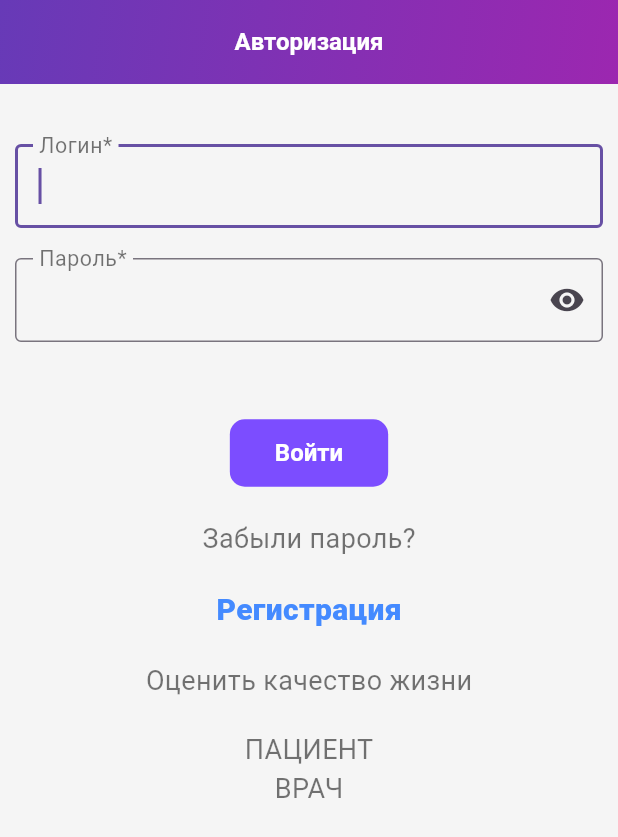
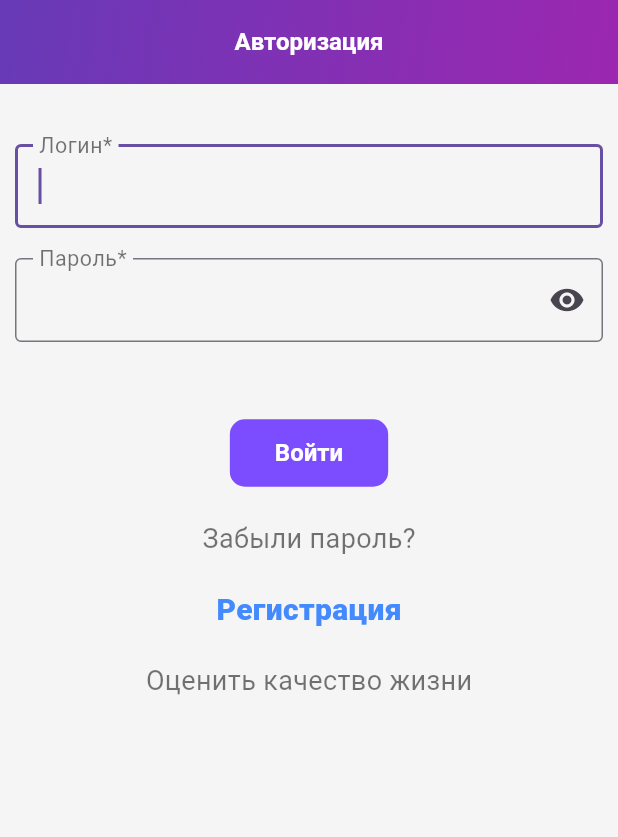
Before and after one commit to AdilovaAngara/flutter_artrit, a Flutter app: the PageLogin screen opened by its route, on a phone screen of 412 x 824 dp. Shown: the top 837 px of the screen. Run offline on Flutter 3.47's test engine with Material 3 defaults, Android fonts, the light colour scheme and no system bars; our stand-ins replace audioplayers, auto_size_text, file_picker, flutter_secure_storage, flutter_svg, font_awesome_flutter and 6 more; missing offline and left inert: charset_converter, flutter_exif_rotation, flutter_pdfview, media_store_plus; accounts and stored records are empty; Roboto replaces fonts that are missing (Arial).

Commit message:
Обновление

```diff
--- a/codemagic.yaml
+++ b/codemagic.yaml
@@ -1,4 +1,4 @@
-version: 1.0.4+2  # Увеличиваем номер сборки
+version: 1.0.4+3  # Увеличиваем номер сборки
 workflows:
   ios-release:
     name: iOS Release Build
--- a/lib/pages/page_login.dart
+++ b/lib/pages/page_login.dart
@@ -274,48 +274,48 @@ class PageLoginState extends State<PageLogin> {
                         ),
                       ),
                       SizedBox(height: 20),
-                      InkWell(
-                        onTap: () {
-                          setState(() {
-                            _login = 'piepim@mail.ru';
-                            _password = '00112299p-';
-                            // _login = 'fortest2@nitrosdata.com';
-                            // _password = 'aSc47wCU';
-                            _keys[Enum.login]!.currentState?.didChange(_login);
-                            _keys[Enum.password]!
-                                .currentState
-                                ?.didChange(_password);
-                          });
-                        },
-                        child: Text(
-                          'ПАЦИЕНТ',
-                          style: TextStyle(
-                            fontSize: 18,
-                            color: Colors.black54, // Цвет текста
-                            decoration: TextDecoration.none,
-                          ),
-                        ),
-                      ),
-                      InkWell(
-                        onTap: () {
-                          setState(() {
-                            _login = 'angara.pie@mail.ru';
-                            _password = '123456';
-                            _keys[Enum.login]!.currentState?.didChange(_login);
-                            _keys[Enum.password]!
-                                .currentState
-                                ?.didChange(_password);
-                          });
-                        },
-                        child: Text(
-                          'ВРАЧ',
-                          style: TextStyle(
-                            fontSize: 18,
-                            color: Colors.black54, // Цвет текста
-                            decoration: TextDecoration.none,
-                          ),
-                        ),
-                      ),
+                      // InkWell(
+                      //   onTap: () {
+                      //     setState(() {
+                      //       _login = 'piepim@mail.ru';
+                      //       _password = '00112299p-';
+                      //       // _login = 'fortest2@nitrosdata.com';
+                      //       // _password = 'aSc47wCU';
+                      //       _keys[Enum.login]!.currentState?.didChange(_login);
+                      //       _keys[Enum.password]!
+                      //           .currentState
+                      //           ?.didChange(_password);
+                      //     });
+                      //   },
+                      //   child: Text(
+                      //     'ПАЦИЕНТ',
+                      //     style: TextStyle(
+                      //       fontSize: 18,
+                      //       color: Colors.black54, // Цвет текста
+                      //       decoration: TextDecoration.none,
+                      //     ),
+                      //   ),
+                      // ),
+                      // InkWell(
+                      //   onTap: () {
+                      //     setState(() {
+                      //       _login = 'angara.pie@mail.ru';
+                      //       _password = '123456';
+                      //       _keys[Enum.login]!.currentState?.didChange(_login);
+                      //       _keys[Enum.password]!
+                      //           .currentState
+                      //           ?.didChange(_password);
+                      //     });
+                      //   },
+                      //   child: Text(
+                      //     'ВРАЧ',
+                      //     style: TextStyle(
+                      //       fontSize: 18,
+                      //       color: Colors.black54, // Цвет текста
+                      //       decoration: TextDecoration.none,
+                      //     ),
+                      //   ),
+                      // ),
                     ],
                   ),
                 ),
--- a/pubspec.yaml
+++ b/pubspec.yaml
@@ -16,7 +16,7 @@ publish_to: 'none' # Remove this line if you wish to publish to pub.dev
 # https://developer.apple.com/library/archive/documentation/General/Reference/InfoPlistKeyReference/Articles/CoreFoundationKeys.html
 # In Windows, build-name is used as the major, minor, and patch parts
 # of the product and file versions while build-number is used as the build suffix.
-version: 1.0.4+2
+version: 1.0.4+3
 
 environment:
   sdk: ^3.6.0
```
Also changed, not shown: lib/main.dart (+11 -0 lines).
